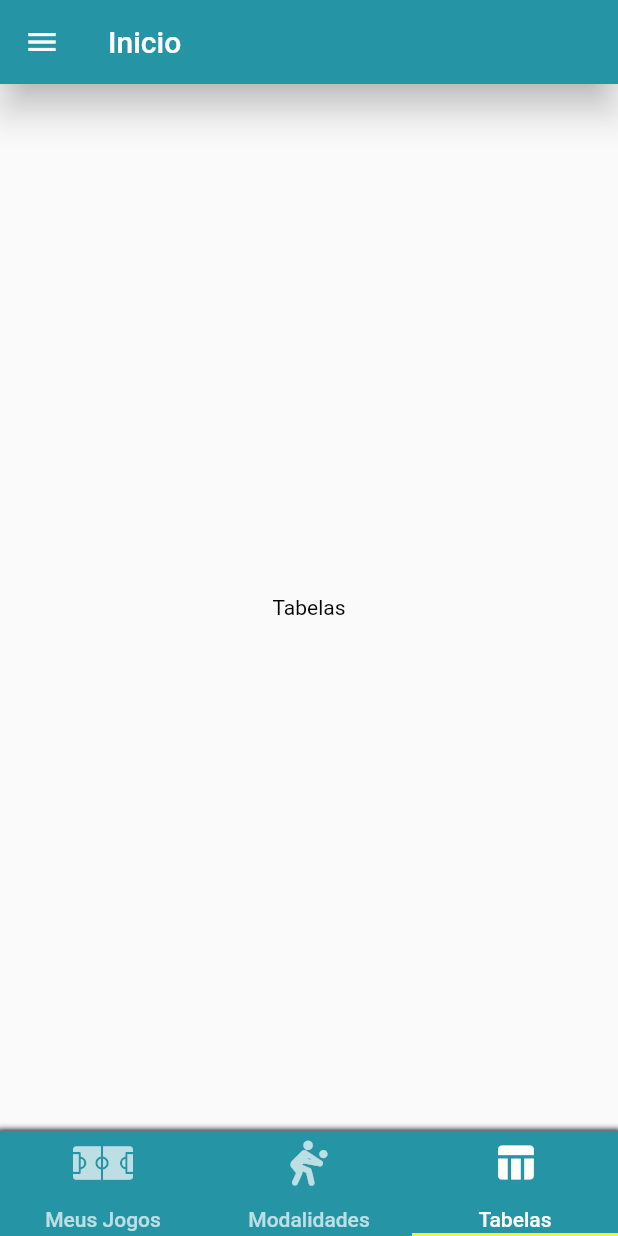
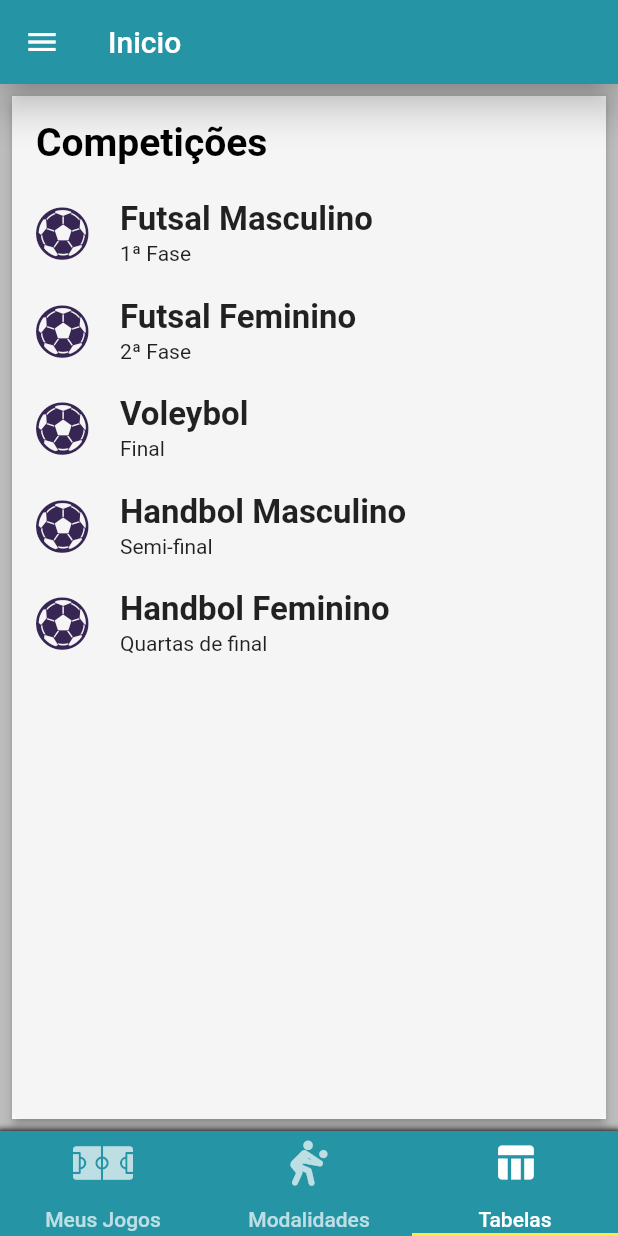
Before and after one commit to marcosvcunha/siepex, a Flutter app: the InicioJuergs screen opened by its route, item 3 of the bottom bar chosen, on a phone screen of 412 x 824 dp. Run offline on Flutter 3.47's test engine with Material 2 defaults, Android fonts, the phone set to English and light mode, and no system bars; our stand-ins replace email_validator, extended_image, flutter_masked_text, flutter_spinkit, mask_text_input_formatter, rflutter_alert and 1 more; missing offline and left inert: barcode_scan, cpf_cnpj_validator, flutter_plugin_pdf_viewer, flutter_webview_plugin; accounts and stored records are empty.

Commit message:
pagina tabelas

```diff
--- a/siepex_app/lib/src/eventos/juergs/InicioJuergs.dart
+++ b/siepex_app/lib/src/eventos/juergs/InicioJuergs.dart
@@ -2,6 +2,7 @@ import 'package:flutter/material.dart';
 import 'package:siepex/icons/my_flutter_app_icons.dart';
 import 'package:siepex/models/modalidade.dart';
 import 'package:siepex/src/areaParticipante/homeParticipante.dart';
+import 'package:siepex/src/eventos/juergs/PaginaTabelas.dart';
 import 'package:siepex/src/inicio/itemButton.dart';
 import 'package:siepex/mdi.dart';
 import '../../../icons/sport_icons.dart';
@@ -21,6 +22,7 @@ class InicioJuergs extends StatelessWidget {
     return DefaultTabController(
       length: 3,
       child: Scaffold(
+        backgroundColor: Colors.grey[400],
         appBar: AppBar(
           elevation: 10,
           title: Text('Inicio'),
@@ -30,7 +32,7 @@ class InicioJuergs extends StatelessWidget {
           children: <Widget>[
             Container(child: Center(child: Text('Meus Jogos',style: TextStyle(color: Colors.black),))),
             ModalidadesPage(),
-            Container(child: Center(child: Text('Tabelas',style: TextStyle(color: Colors.black),))),
+            PaginaTabelas(),
           ],
         ),
         bottomNavigationBar: Container(
--- /dev/null
+++ b/siepex_app/lib/src/eventos/juergs/PaginaTabelas.dart
@@ -0,0 +1,50 @@
+import 'package:flutter/material.dart';
+import 'package:siepex/icons/sport_icons.dart';
+
+class PaginaTabelas extends StatelessWidget {
+  Widget competicaoButton(String comp, String fase){
+    return Container(
+              //color: Colors.blue,
+              height: 65,
+              child: ListTile(
+                leading: Icon(Sport.soccer_ball, size: 35, color: Color(0xff372554)),
+                title: Text(comp, style: TextStyle(fontSize: 22, color: Colors.black87, fontWeight: FontWeight.w600),),
+                subtitle: Text(fase, style: TextStyle(color: Colors.black87),),
+                onTap: (){},
+              ),
+            );
+  }
+
+  @override
+  Widget build(BuildContext context) {
+    return Padding(
+      padding: const EdgeInsets.all(8.0),
+      child: Material(
+        elevation: 3,
+        shadowColor: Colors.black,
+              child: Container(
+          //height: double.infinity,
+          width: double.infinity,
+          decoration: BoxDecoration(
+            borderRadius: BorderRadius.circular(5),
+            color: Colors.grey[100],
+          ),
+          child: Column(
+            crossAxisAlignment: CrossAxisAlignment.start,
+            children: <Widget>[
+              Padding(
+                padding: const EdgeInsets.only(left: 16.0, top: 16, bottom: 12),
+                child: Text('Competições', style: TextStyle(color: Colors.black, fontSize: 26, fontWeight: FontWeight.w600),),
+              ),
+              competicaoButton('Futsal Masculino', '1ª Fase'),
+              competicaoButton('Futsal Feminino', '2ª Fase'),
+              competicaoButton('Voleybol', 'Final'),
+              competicaoButton('Handbol Masculino', 'Semi-final'),
+              competicaoButton('Handbol Feminino', 'Quartas de final'),
+            ],
+          ),
+        ),
+      ),
+    );
+  }
+}
--- a/siepex_app/lib/src/eventos/juergs/Widgets/Drawer.dart
+++ b/siepex_app/lib/src/eventos/juergs/Widgets/Drawer.dart
@@ -50,7 +50,7 @@ class JuergsDrawer extends StatelessWidget {
             ),
           ),
           listItem(context, 'Meu Perfil', Icons.person, null),
-          listItem(context, 'Regulamento', Icons.short_text, () => Navigator.pushNamed(context, "regulamentoPage")),
+          listItem(context, 'Regulamento', Icons.short_text, () => Navigator.popAndPushNamed(context, "regulamentoPage")),
           listItem(context, 'Configurações', Icons.settings, null),
           listItem(context, 'Sair', Icons.exit_to_app, (){
             userJuergs.logout();
--- a/siepex_app/lib/src/eventos/juergs/models/handledata.dart
+++ b/siepex_app/lib/src/eventos/juergs/models/handledata.dart
@@ -57,7 +57,7 @@ class HandleData {
         return equipesList;
       }
     } catch (e) {
-      print(e);
+      print('Erro ao pegar Equipes ' + e.toString());
       return [];
     }
   }
```
Also changed, not shown: siepex_app/lib/src/eventos/juergs/ModalidadesPage.dart (+17 -4 lines), siepex_app/lib/src/eventos/juergs/models/equipe.dart (+6 -1 lines).
